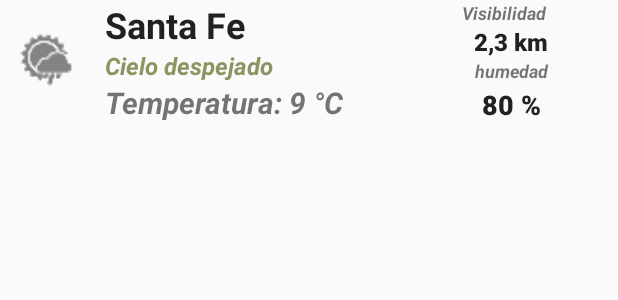
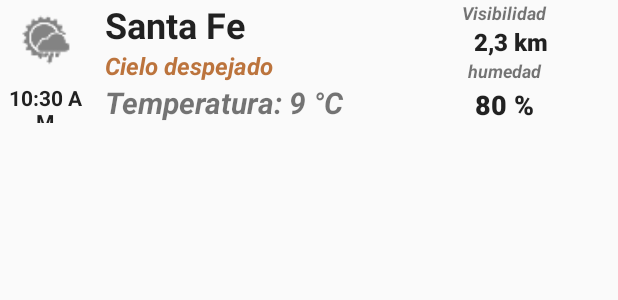
Before and after one commit to mfcicerchia/ExamenFinalCicerchia, an Android app: the layout item_lista_ciudad.xml on its own in the app's theme, with its tools: preview values and no code run, on a phone screen of 412 x 824 dp. Shown: the top 300 px of the screen. Run offline under Robolectric (Android 15) with nearby library versions, the phone set to English and light mode, and no system bars.

Commit message:
Cambios en la logica para efectuar la actualizacion de la vista. Se incorpora la opcion de actualizar los datos cuando se agrega un ciudad nueva.  Una vez invocado el web service desde un item de la lista al presionar la opcion Actualizar clima se refresca la vista con los nuevos datos.

```diff
--- a/app/src/main/java/frsf/utn/edu/ar/examenfinalcicerchia/Adaptadores/AdaptadorCiudad.java
+++ b/app/src/main/java/frsf/utn/edu/ar/examenfinalcicerchia/Adaptadores/AdaptadorCiudad.java
@@ -51,21 +51,21 @@ public class AdaptadorCiudad extends ArrayAdapter<Ciudad> {
 
         // Temperatura
         TextView tvTemperatura = (TextView) item.findViewById(R.id.tvTemperatura);
-        tvTemperatura.setText("Temperatura: "+ datos[position].getClima().getTemActual()+" °C");
+        tvTemperatura.setText("Temp: "+ datos[position].getClima().getTemActual()+" °C");
 
         // Humedad
         TextView tvTitleHumedad = (TextView) item.findViewById(R.id.tvTitleHumedad);
         tvTitleHumedad.setText("Humedad");
 
         TextView tvHumedad = (TextView) item.findViewById(R.id.tvHumedad);
-        tvHumedad.setText(datos[position].getClima().getSt() + " %");
+        tvHumedad.setText(datos[position].getClima().getHumedad() + " %");
 
         // Visibilidad
         TextView tvTitleVisibilidad = (TextView) item.findViewById(R.id.tvTitleVisibilidad);
         tvTitleVisibilidad.setText("Visibiliad");
 
         TextView tvVisibilidad = (TextView) item.findViewById(R.id.tvVisibilidad);
-        tvVisibilidad.setText(datos[position].getClima().getVisibilidad()+" Km");
+        tvVisibilidad.setText(datos[position].getClima().getVisibilidad());
 
 
         // Estado/descripcion del clima
--- a/app/src/main/java/frsf/utn/edu/ar/examenfinalcicerchia/Modelo/Ciudad.java
+++ b/app/src/main/java/frsf/utn/edu/ar/examenfinalcicerchia/Modelo/Ciudad.java
@@ -89,4 +89,10 @@ public class Ciudad {
     public void setClima(Clima clima) {
         this.clima = clima;
     }
+
+
+    public void updateCiudad(Ciudad ciu) {
+        this.nombre = ciu.getNombre();
+        this.clima = ciu.getClima();
+    }
 }
--- a/app/src/main/res/layout/activity_main.xml
+++ b/app/src/main/res/layout/activity_main.xml
@@ -6,6 +6,8 @@
     xmlns:tools="http://schemas.android.com/tools"
     android:layout_width="match_parent"
     android:layout_height="match_parent"
+    android:background="@color/colorBackground"
+    xmlns:ads="http://schemas.android.com/apk/res-auto"
     tools:context="frsf.utn.edu.ar.examenfinalcicerchia.MainActivity">
 
     <ListView
@@ -13,5 +15,7 @@
         android:layout_width="368dp"
         android:layout_height="495dp"
         tools:layout_editor_absoluteX="8dp"
-        tools:layout_editor_absoluteY="8dp" />
+        app:layout_constraintBottom_toBottomOf="parent"
+        android:layout_marginBottom="8dp" />
+
 </android.support.constraint.ConstraintLayout>
--- a/app/src/main/res/layout/item_lista_ciudad.xml
+++ b/app/src/main/res/layout/item_lista_ciudad.xml
@@ -4,24 +4,41 @@
     xmlns:tools="http://schemas.android.com/tools"
     android:orientation="vertical"
     android:layout_width="match_parent"
-    android:layout_height="match_parent">
+    android:layout_height="match_parent"
+    android:weightSum="1">
 
 
     <LinearLayout
-        android:layout_width="match_parent"
+        android:layout_width="wrap_content"
         android:layout_height="wrap_content"
         android:orientation="horizontal"
         android:showDividers="beginning|end">
 
+        <LinearLayout
+            android:layout_width="wrap_content"
+            android:layout_height="match_parent"
+            android:orientation="vertical"
+            android:showDividers="beginning|end"
+            android:weightSum="1">
+
             <ImageView
                 android:id="@+id/imgClima"
                 android:layout_width="60dp"
-            android:layout_height="match_parent"
+                android:layout_height="55dp"
                 android:adjustViewBounds="false"
                 android:theme="@style/AlertDialog.AppCompat"
                 android:visibility="visible"
                 app:srcCompat="@drawable/ic_action_name" />
 
+            <TextClock
+                android:id="@+id/textClock2"
+                android:layout_width="match_parent"
+                android:layout_height="wrap_content"
+                android:textAlignment="center"
+                android:textSize="14sp"
+                android:textStyle="bold" />
+
+        </LinearLayout>
 
         <LinearLayout
             android:layout_width="200dp"
@@ -91,7 +108,8 @@
                 android:textAlignment="center"
                 android:textAppearance="@style/TextAppearance.AppCompat.Light.SearchResult.Title"
                 android:textSize="16sp"
-                android:textStyle="bold" />
+                android:textStyle="bold"
+                android:layout_alignParentStart="true" />
 
             <TextView
                 android:id="@+id/tvTitleVisibilidad"
@@ -108,12 +126,12 @@
                 android:id="@+id/tvTitleHumedad"
                 android:layout_width="match_parent"
                 android:layout_height="wrap_content"
-                android:layout_alignStart="@+id/tvVisibilidad"
                 android:layout_below="@+id/tvVisibilidad"
                 android:text="humedad"
                 android:textAlignment="center"
                 android:textSize="12sp"
-                android:textStyle="bold|italic" />
+                android:textStyle="bold|italic"
+                android:layout_alignParentStart="true" />
 
             <TextView
                 android:id="@+id/tvHumedad"
@@ -129,8 +147,8 @@
 
         </RelativeLayout>
 
-
     </LinearLayout>
 
 
+
 </LinearLayout>
--- a/app/src/main/res/menu/menu_nueva_ciudad.xml
+++ b/app/src/main/res/menu/menu_nueva_ciudad.xml
@@ -11,4 +11,5 @@
         android:visible="true"
         app:showAsAction="ifRoom|withText" />
 
+
 </menu>
--- a/app/src/main/res/values/colors.xml
+++ b/app/src/main/res/values/colors.xml
@@ -1,6 +1,17 @@
 <?xml version="1.0" encoding="utf-8"?>
+<resources>
+    <color name="colorPrimary">#eaa669</color>
+    <color name="colorPrimaryDark">#bc743d</color>
+    <color name="colorAccent">#54a7de</color>
+    <color name="colorBackground">#efceb6</color>
+</resources>
+
+
+<!-- colores viejos
+
 <resources>
     <color name="colorPrimary">#bcc688</color>
     <color name="colorPrimaryDark">#8c9461</color>
     <color name="colorAccent">#54a7de</color>
 </resources>
+-->
--- a/app/src/main/res/values/strings.xml
+++ b/app/src/main/res/values/strings.xml
@@ -14,4 +14,8 @@
     <string name="nombre_autor">CICERCHIA MARTIN FEDERICO</string>
     <string name= "email_autor">mcicerchia@frsf.utn.edu.ar</string>
     <string name="cel_autor">+5493426108610</string>
+
+    <!-- Para futura publicidad -->
+    <string name="banner_ad_unit_id"> mi-codigo <!--ca-app-pub-3940256099942544/6300978111--></string>
+
 </resources>
```
Also changed, not shown: app/src/main/java/frsf/utn/edu/ar/examenfinalcicerchia/MainActivity.java (+58 -13 lines), app/src/main/java/frsf/utn/edu/ar/examenfinalcicerchia/Modelo/Clima.java (+7 -7 lines), app/src/main/java/frsf/utn/edu/ar/examenfinalcicerchia/WebServices/LeerTemperatura.java (deleted, +0 -87 lines), app/src/main/java/frsf/utn/edu/ar/examenfinalcicerchia/WebServices/MiTareaAsincrona.java (+11 -28 lines), app/src/main/res/layout/activity_nueva_ciudad.xml (+13 -1 lines). Lines whose indentation alone changed are shown as unchanged.
